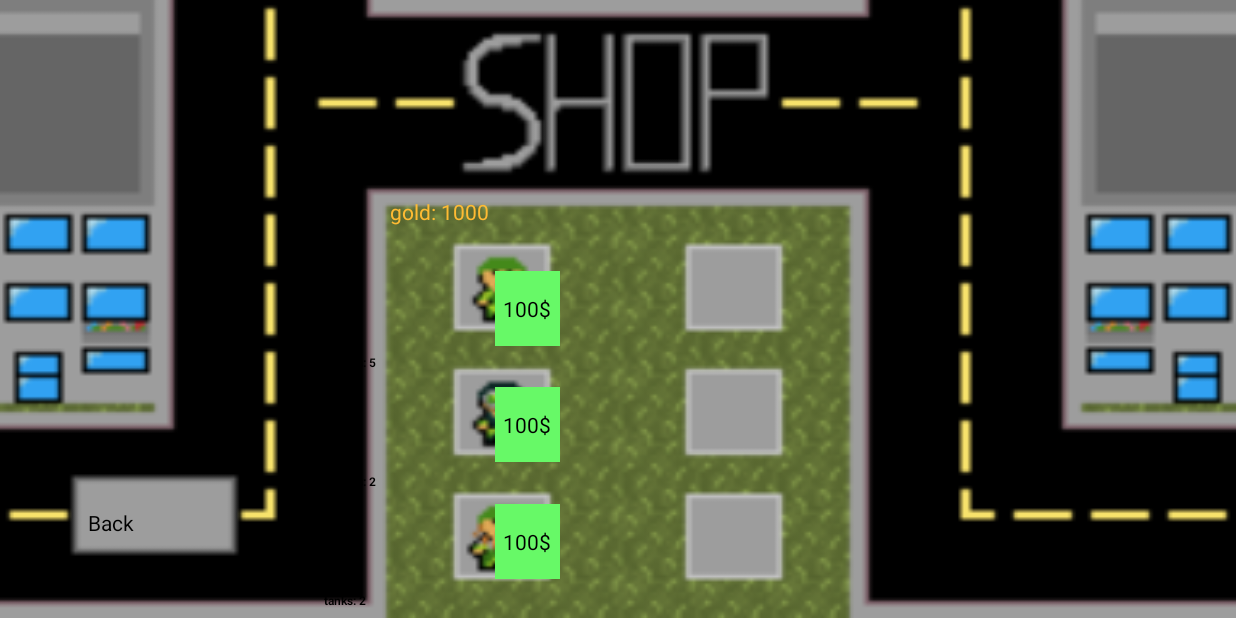
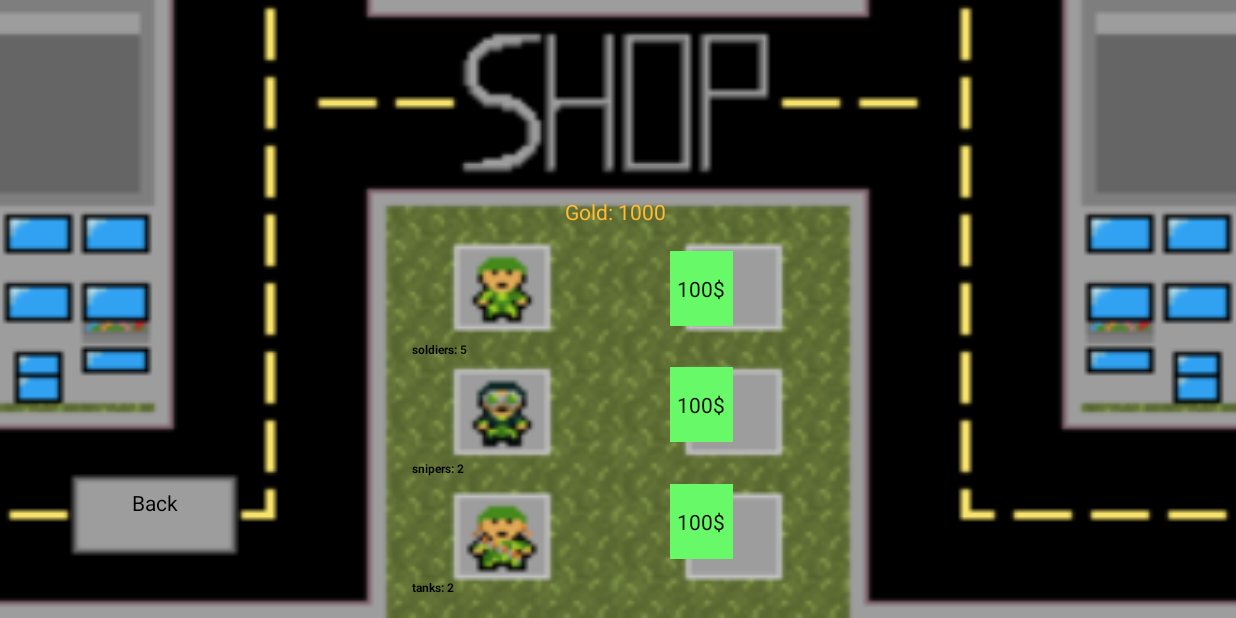
Before and after one commit to justinwbaker/Android-Final-Project, an Android app: the ShopActivity screen opened directly, with no data from a screen before it, on a phone screen of 824 x 412 dp (held sideways). Run offline under Robolectric (Android 15) with nearby library versions, the phone set to English and light mode, and no system bars.

Commit message:
screen kinda fixed

```diff
--- a/FinalProject/app/src/main/java/ca/easterndevelopers/finalproject/ShopActivity.java
+++ b/FinalProject/app/src/main/java/ca/easterndevelopers/finalproject/ShopActivity.java
@@ -31,10 +31,10 @@ public class ShopActivity extends Activity {
         final TextView tanks = (TextView) findViewById(R.id.tanks);
         final TextView gold = (TextView) findViewById(R.id.gold);
 
-        soldiers.setText("solders: " + MainScreen.getNumSoldiers());
+        soldiers.setText("soldiers: " + MainScreen.getNumSoldiers());
         snipers.setText("snipers: " + MainScreen.getNumSnipers());
         tanks.setText("tanks: " + MainScreen.getNumTanks());
-        gold.setText("gold: " + MainScreen.getGold());
+        gold.setText("Gold: " + MainScreen.getGold());
 
 
         checkGold(soldier, sniper, tank);
@@ -51,7 +51,7 @@ public class ShopActivity extends Activity {
                 if(!MainScreen.buySolder()){
                     soldier.setBackgroundColor(Color.rgb(255, 20, 20));
                 }
-                soldiers.setText("Solders: " + MainScreen.getNumSoldiers());
+                soldiers.setText("soldiers: " + MainScreen.getNumSoldiers());
                 gold.setText("Gold: " + MainScreen.getGold());
                 checkGold(soldier, sniper, tank);
             }
@@ -62,7 +62,7 @@ public class ShopActivity extends Activity {
                 if(!MainScreen.buySniper()){
                     sniper.setBackgroundColor(Color.rgb(255, 20, 20));
                 }
-                snipers.setText("Solders: " + MainScreen.getNumSnipers());
+                snipers.setText("snipers: " + MainScreen.getNumSnipers());
                 gold.setText("Gold: " + MainScreen.getGold());
                 checkGold(soldier, sniper, tank);
             }
@@ -73,7 +73,7 @@ public class ShopActivity extends Activity {
                 if(!MainScreen.buyTank()){
                     tank.setBackgroundColor(Color.rgb(255, 20, 20));
                 }
-                tanks.setText("Solders: " + MainScreen.getNumTanks());
+                tanks.setText("tanks: " + MainScreen.getNumTanks());
                 gold.setText("Gold: " + MainScreen.getGold());
                 checkGold(soldier, sniper, tank);
             }
--- a/FinalProject/app/src/main/res/layout/activity_shop.xml
+++ b/FinalProject/app/src/main/res/layout/activity_shop.xml
@@ -12,17 +12,22 @@
         android:layout_width="76dp"
         android:layout_height="47dp"
         android:layout_marginBottom="40dp"
+        android:layout_marginEnd="104dp"
         android:layout_marginLeft="36dp"
+        android:layout_marginRight="104dp"
         android:layout_marginStart="36dp"
+        android:layout_marginTop="297dp"
         android:background="@android:color/transparent"
         android:text="Back"
         app:layout_constraintBottom_toBottomOf="parent"
-        app:layout_constraintStart_toStartOf="parent" />
+        app:layout_constraintEnd_toStartOf="@+id/amounts"
+        app:layout_constraintStart_toStartOf="parent"
+        app:layout_constraintTop_toTopOf="parent" />
 
     <TextView
         android:id="@+id/gold"
         android:layout_width="70dp"
-        android:layout_height="wrap_content"
+        android:layout_height="19dp"
         android:text="Gold:1000"
         android:textColor="@android:color/holo_orange_light"
         app:layout_constraintBottom_toBottomOf="parent"
@@ -36,11 +41,16 @@
         android:id="@+id/amounts"
         android:layout_width="46dp"
         android:layout_height="176dp"
+        android:layout_marginEnd="68dp"
         android:layout_marginLeft="216dp"
+        android:layout_marginRight="68dp"
         android:layout_marginStart="216dp"
+        android:layout_marginTop="67dp"
         android:orientation="vertical"
         app:layout_constraintBottom_toBottomOf="parent"
-        app:layout_constraintStart_toStartOf="parent">
+        app:layout_constraintEnd_toStartOf="@+id/linearLayout2"
+        app:layout_constraintStart_toStartOf="parent"
+        app:layout_constraintTop_toBottomOf="@+id/gold">
 
         <TextView
             android:id="@+id/soldiers"
@@ -74,14 +84,19 @@
 
     <LinearLayout
         android:id="@+id/linearLayout2"
-        android:layout_width="43dp"
+        android:layout_width="42dp"
         android:layout_height="209dp"
         android:layout_marginBottom="22dp"
+        android:layout_marginEnd="219dp"
         android:layout_marginLeft="330dp"
+        android:layout_marginRight="219dp"
         android:layout_marginStart="330dp"
+        android:layout_marginTop="153dp"
         android:orientation="vertical"
         app:layout_constraintBottom_toBottomOf="parent"
-        app:layout_constraintStart_toStartOf="parent">
+        app:layout_constraintEnd_toEndOf="parent"
+        app:layout_constraintStart_toStartOf="parent"
+        app:layout_constraintTop_toTopOf="parent">
 
         <Button
             android:id="@+id/buySoldier"
```
Also changed, not shown: FinalProject/app/src/main/res/layout/activity_level_select.xml (+7 -10 lines), FinalProject/app/src/main/res/layout/activity_main_screen.xml (+8 -3 lines).
